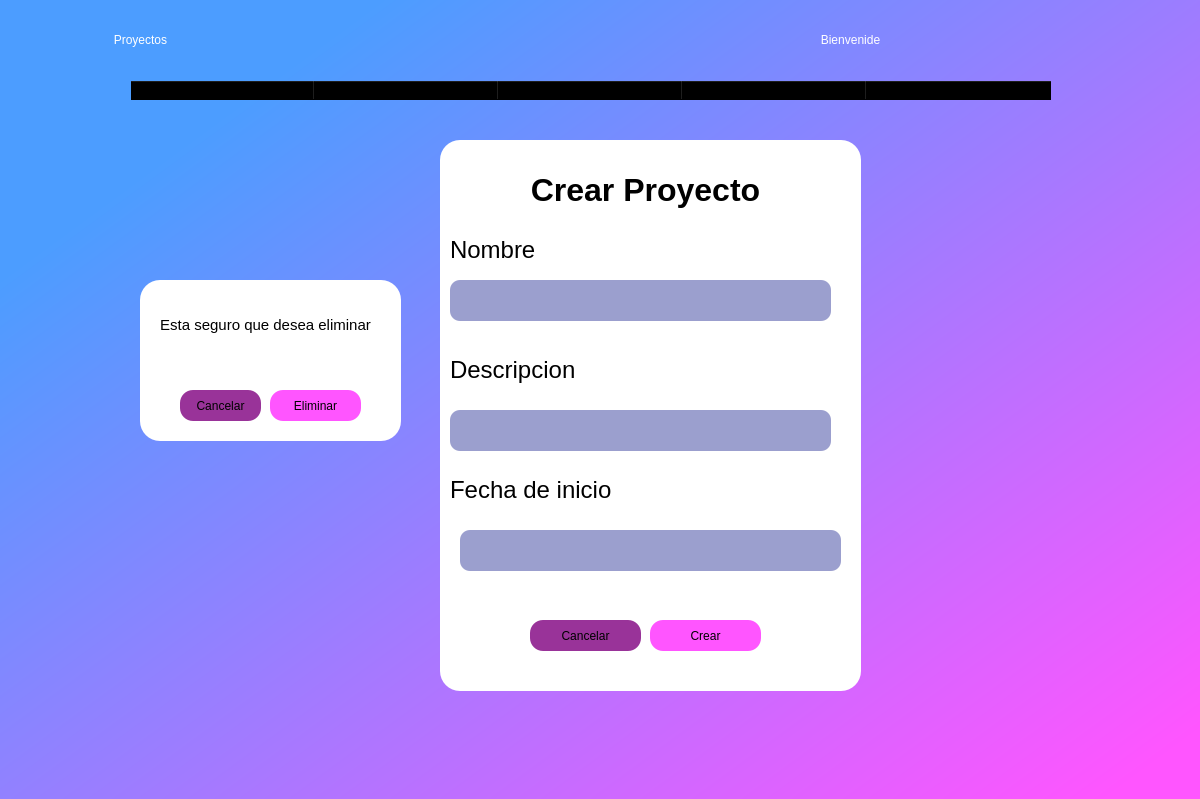
First picture: the form in chicos.ui, repository rojasalexander/AdministradorProyectosFacultad, before the edit.
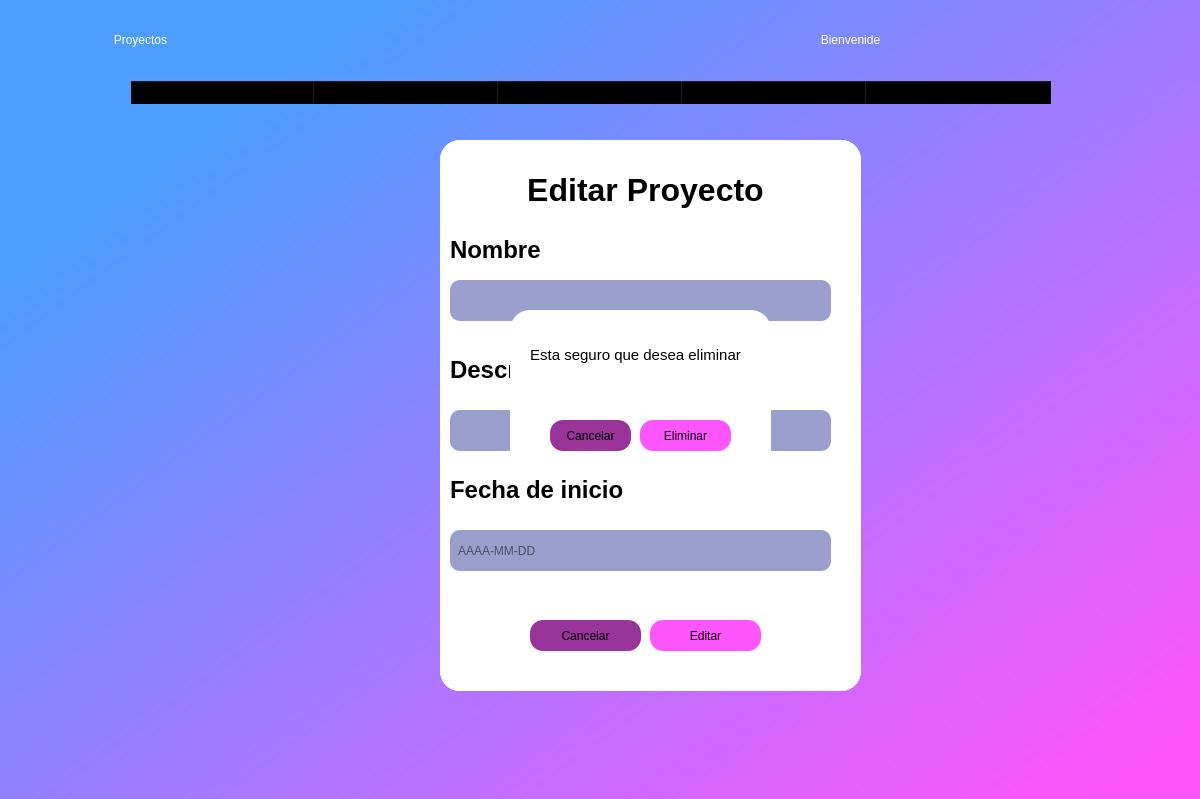
Second picture: the form after the edit.

Commit message: chicos cambio2

```diff
--- a/chicos.ui
+++ b/chicos.ui
@@ -95,7 +95,7 @@
      <property name="font">
       <font>
        <family>Verdana</family>
-       <pointsize>9</pointsize>
+       <pointsize>12</pointsize>
        <weight>75</weight>
        <bold>true</bold>
       </font>
@@ -108,6 +108,7 @@
      <property name="font">
       <font>
        <family>Verdana</family>
+       <pointsize>12</pointsize>
        <weight>75</weight>
        <bold>true</bold>
       </font>
@@ -120,6 +121,7 @@
      <property name="font">
       <font>
        <family>Verdana</family>
+       <pointsize>12</pointsize>
        <weight>75</weight>
        <bold>true</bold>
       </font>
@@ -132,6 +134,7 @@
      <property name="font">
       <font>
        <family>Verdana</family>
+       <pointsize>12</pointsize>
        <weight>75</weight>
        <bold>true</bold>
       </font>
@@ -144,6 +147,7 @@
      <property name="font">
       <font>
        <family>Verdana</family>
+       <pointsize>12</pointsize>
        <weight>75</weight>
        <bold>true</bold>
       </font>
@@ -251,7 +255,7 @@
 border-radius:20;</string>
      </property>
      <property name="text">
-      <string>&lt;html&gt;&lt;head/&gt;&lt;body&gt;&lt;p&gt;&lt;span style=&quot; font-size:18pt;&quot;&gt;Nombre&lt;/span&gt;&lt;/p&gt;&lt;/body&gt;&lt;/html&gt;</string>
+      <string>&lt;html&gt;&lt;head/&gt;&lt;body&gt;&lt;p&gt;&lt;span style=&quot; font-size:18pt; font-weight:600;&quot;&gt;Nombre&lt;/span&gt;&lt;/p&gt;&lt;/body&gt;&lt;/html&gt;</string>
      </property>
      <property name="alignment">
       <set>Qt::AlignLeading|Qt::AlignLeft|Qt::AlignVCenter</set>
@@ -292,7 +296,7 @@
 border-radius:20;</string>
      </property>
      <property name="text">
-      <string>&lt;html&gt;&lt;head/&gt;&lt;body&gt;&lt;p&gt;&lt;span style=&quot; font-size:18pt;&quot;&gt;Descripcion&lt;/span&gt;&lt;/p&gt;&lt;/body&gt;&lt;/html&gt;</string>
+      <string>&lt;html&gt;&lt;head/&gt;&lt;body&gt;&lt;p&gt;&lt;span style=&quot; font-size:18pt; font-weight:600;&quot;&gt;Descripcion&lt;/span&gt;&lt;/p&gt;&lt;/body&gt;&lt;/html&gt;</string>
      </property>
      <property name="alignment">
       <set>Qt::AlignLeading|Qt::AlignLeft|Qt::AlignVCenter</set>
@@ -316,7 +320,7 @@
 border-radius:20;</string>
      </property>
      <property name="text">
-      <string>&lt;html&gt;&lt;head/&gt;&lt;body&gt;&lt;p&gt;&lt;span style=&quot; font-size:18pt;&quot;&gt;Fecha de inicio&lt;/span&gt;&lt;/p&gt;&lt;/body&gt;&lt;/html&gt;</string>
+      <string>&lt;html&gt;&lt;head/&gt;&lt;body&gt;&lt;p&gt;&lt;span style=&quot; font-size:18pt; font-weight:600;&quot;&gt;Fecha de inicio&lt;/span&gt;&lt;/p&gt;&lt;/body&gt;&lt;/html&gt;</string>
      </property>
      <property name="alignment">
       <set>Qt::AlignLeading|Qt::AlignLeft|Qt::AlignVCenter</set>
@@ -353,7 +357,7 @@
     <widget class="QLineEdit" name="fech">
      <property name="geometry">
       <rect>
-       <x>20</x>
+       <x>10</x>
        <y>390</y>
        <width>381</width>
        <height>41</height>
@@ -361,7 +365,17 @@
      </property>
      <property name="styleSheet">
       <string notr="true">background-color: rgb(155, 159, 206);
-border-radius:10px;</string>
+border-radius:10px;
+font: 12pt &quot;Verdana&quot;;</string>
+     </property>
+     <property name="inputMask">
+      <string/>
+     </property>
+     <property name="text">
+      <string/>
+     </property>
+     <property name="placeholderText">
+      <string>  AAAA-MM-DD</string>
      </property>
     </widget>
     <widget class="QPushButton" name="crearbtn">
@@ -381,12 +395,215 @@
       <string>Crear</string>
      </property>
     </widget>
+    <widget class="QWidget" name="crp_2" native="true">
+     <property name="geometry">
+      <rect>
+       <x>0</x>
+       <y>0</y>
+       <width>421</width>
+       <height>551</height>
+      </rect>
+     </property>
+     <property name="styleSheet">
+      <string notr="true">background-color: rgb(255, 255, 255);
+border-bottom-left-radius: 20px;
+border-bottom-right-radius:20px;
+border-top-left-radius: 20px;
+border-top-right-radius: 20px;</string>
+     </property>
+     <widget class="QLabel" name="label_8">
+      <property name="geometry">
+       <rect>
+        <x>10</x>
+        <y>20</y>
+        <width>391</width>
+        <height>61</height>
+       </rect>
+      </property>
+      <property name="autoFillBackground">
+       <bool>false</bool>
+      </property>
+      <property name="styleSheet">
+       <string notr="true">color: rgb(0, 0, 0);
+font: 28pt &quot;Verdana&quot;;
+background-color: rgba(0,0,0,0);
+border-radius:20;</string>
+      </property>
+      <property name="text">
+       <string>&lt;html&gt;&lt;head/&gt;&lt;body&gt;&lt;p align=&quot;center&quot;&gt;&lt;span style=&quot; font-size:24pt; font-weight:600;&quot;&gt;Editar Proyecto&lt;/span&gt;&lt;/p&gt;&lt;/body&gt;&lt;/html&gt;</string>
+      </property>
+      <property name="alignment">
+       <set>Qt::AlignLeading|Qt::AlignLeft|Qt::AlignVCenter</set>
+      </property>
+     </widget>
+     <widget class="QLabel" name="label_9">
+      <property name="geometry">
+       <rect>
+        <x>10</x>
+        <y>80</y>
+        <width>281</width>
+        <height>61</height>
+       </rect>
+      </property>
+      <property name="autoFillBackground">
+       <bool>false</bool>
+      </property>
+      <property name="styleSheet">
+       <string notr="true">color: rgb(0, 0, 0);
+background-color: rgba(0,0,0,0);
+border-radius:20;
+font: 75 16pt &quot;Verdana&quot;;</string>
+      </property>
+      <property name="text">
+       <string>&lt;html&gt;&lt;head/&gt;&lt;body&gt;&lt;p&gt;&lt;span style=&quot; font-size:18pt; font-weight:600;&quot;&gt;Nombre&lt;/span&gt;&lt;/p&gt;&lt;/body&gt;&lt;/html&gt;</string>
+      </property>
+      <property name="alignment">
+       <set>Qt::AlignLeading|Qt::AlignLeft|Qt::AlignVCenter</set>
+      </property>
+     </widget>
+     <widget class="QPushButton" name="cancelarbtn_3">
+      <property name="geometry">
+       <rect>
+        <x>90</x>
+        <y>480</y>
+        <width>111</width>
+        <height>31</height>
+       </rect>
+      </property>
+      <property name="styleSheet">
+       <string notr="true">background-color: rgb(153, 51, 153);
+border-radius:13px;</string>
+      </property>
+      <property name="text">
+       <string>Cancelar</string>
+      </property>
+     </widget>
+     <widget class="QLabel" name="label_10">
+      <property name="geometry">
+       <rect>
+        <x>10</x>
+        <y>200</y>
+        <width>281</width>
+        <height>61</height>
+       </rect>
+      </property>
+      <property name="autoFillBackground">
+       <bool>false</bool>
+      </property>
+      <property name="styleSheet">
+       <string notr="true">color: rgb(0, 0, 0);
+background-color: rgba(0,0,0,0);
+border-radius:20;
+font: 75 16pt &quot;Verdana&quot;;</string>
+      </property>
+      <property name="text">
+       <string>&lt;html&gt;&lt;head/&gt;&lt;body&gt;&lt;p&gt;&lt;span style=&quot; font-size:18pt; font-weight:600;&quot;&gt;Descripcion&lt;/span&gt;&lt;/p&gt;&lt;/body&gt;&lt;/html&gt;</string>
+      </property>
+      <property name="alignment">
+       <set>Qt::AlignLeading|Qt::AlignLeft|Qt::AlignVCenter</set>
+      </property>
+     </widget>
+     <widget class="QLabel" name="label_11">
+      <property name="geometry">
+       <rect>
+        <x>10</x>
+        <y>320</y>
+        <width>281</width>
+        <height>61</height>
+       </rect>
+      </property>
+      <property name="autoFillBackground">
+       <bool>false</bool>
+      </property>
+      <property name="styleSheet">
+       <string notr="true">color: rgb(0, 0, 0);
+background-color: rgba(0,0,0,0);
+border-radius:20;
+font: 75 16pt &quot;Verdana&quot;;</string>
+      </property>
+      <property name="text">
+       <string>&lt;html&gt;&lt;head/&gt;&lt;body&gt;&lt;p&gt;&lt;span style=&quot; font-size:18pt; font-weight:600;&quot;&gt;Fecha de inicio&lt;/span&gt;&lt;/p&gt;&lt;/body&gt;&lt;/html&gt;</string>
+      </property>
+      <property name="alignment">
+       <set>Qt::AlignLeading|Qt::AlignLeft|Qt::AlignVCenter</set>
+      </property>
+     </widget>
+     <widget class="QLineEdit" name="nom_2">
+      <property name="geometry">
+       <rect>
+        <x>10</x>
+        <y>140</y>
+        <width>381</width>
+        <height>41</height>
+       </rect>
+      </property>
+      <property name="styleSheet">
+       <string notr="true">background-color: rgb(155, 159, 206);
+border-radius:10px;
+font: 12pt &quot;Verdana&quot;;</string>
+      </property>
+     </widget>
+     <widget class="QLineEdit" name="des_2">
+      <property name="geometry">
+       <rect>
+        <x>10</x>
+        <y>270</y>
+        <width>381</width>
+        <height>41</height>
+       </rect>
+      </property>
+      <property name="styleSheet">
+       <string notr="true">background-color: rgb(155, 159, 206);
+border-radius:10px;
+font: 12pt &quot;Verdana&quot;;</string>
+      </property>
+     </widget>
+     <widget class="QLineEdit" name="fech_2">
+      <property name="geometry">
+       <rect>
+        <x>10</x>
+        <y>390</y>
+        <width>381</width>
+        <height>41</height>
+       </rect>
+      </property>
+      <property name="styleSheet">
+       <string notr="true">background-color: rgb(155, 159, 206);
+border-radius:10px;
+font: 12pt &quot;Verdana&quot;;</string>
+      </property>
+      <property name="inputMask">
+       <string/>
+      </property>
+      <property name="text">
+       <string/>
+      </property>
+      <property name="placeholderText">
+       <string>  AAAA-MM-DD</string>
+      </property>
+     </widget>
+     <widget class="QPushButton" name="editarbtn">
+      <property name="geometry">
+       <rect>
+        <x>210</x>
+        <y>480</y>
+        <width>111</width>
+        <height>31</height>
+       </rect>
+      </property>
+      <property name="styleSheet">
+       <string notr="true">background-color:rgb(255, 85, 255);
+border-radius:13px;</string>
+      </property>
+      <property name="text">
+       <string>Editar</string>
+      </property>
    </widget>
    <widget class="QWidget" name="eliminar" native="true">
     <property name="geometry">
      <rect>
-      <x>150</x>
-      <y>280</y>
+        <x>70</x>
+        <y>170</y>
       <width>261</width>
       <height>161</height>
      </rect>
@@ -469,6 +686,8 @@
      <property name="text">
       <string>Eliminar</string>
      </property>
+      </widget>
+     </widget>
     </widget>
    </widget>
   </widget>
```
Left out of the diff: 24 changed lines with no effect on the pictures. Lines whose indentation alone changed are shown as unchanged.
